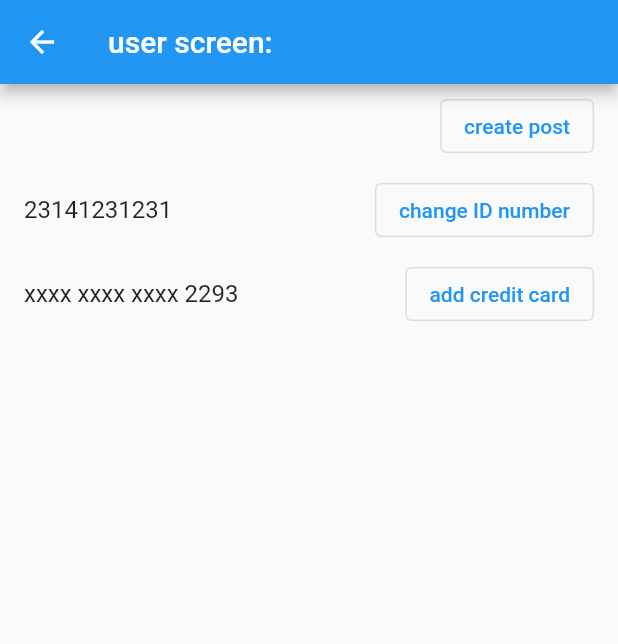
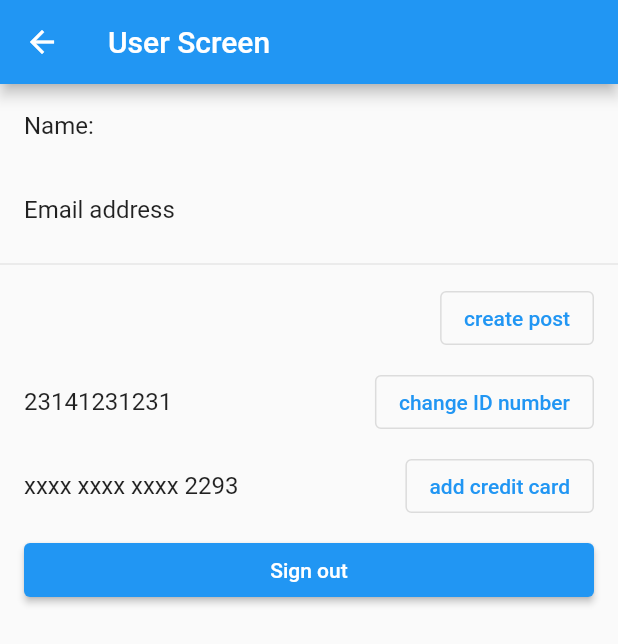
Before and after one commit to ElforL/rentool, a Flutter app: the UserScreen screen opened directly, on a phone screen of 412 x 824 dp. Shown: the top 644 px of the screen. Run offline on Flutter 3.47's test engine with Material 2 defaults, Android fonts, the phone set to English and light mode, and no system bars; our stand-ins replace cloud_firestore, firebase_auth, firebase_core, flutter_icons, google_sign_in; missing offline and left inert: flutter_facebook_auth; accounts and stored records are empty; generated files the repository leaves out were written again.

Commit message:
🔨 Switched to userscreen

```diff
--- a/lib/main.dart
+++ b/lib/main.dart
@@ -5,6 +5,7 @@ import 'package:flutter/material.dart';
 import 'package:rentool/screens/FirebaseInitErrorScreen.dart';
 import 'package:rentool/screens/HomePage.dart';
 import 'package:rentool/screens/LoginScreen.dart';
+import 'package:rentool/screens/userScreen.dart';
 import 'package:rentool/services/auth.dart';
 import 'package:rentool/services/firestore.dart';
 import 'package:flutter_gen/gen_l10n/app_localizations.dart';
@@ -70,7 +71,8 @@ class FirstScreen extends StatelessWidget {
             user.sendEmailVerification();
           }
           FirestoreServices.ensureUserExist(user);
-          return HomePage();
+          return UserScreen();
+          // return HomePage();
         }
       },
     );
--- a/lib/screens/userScreen.dart
+++ b/lib/screens/userScreen.dart
@@ -1,15 +1,25 @@
 import 'package:flutter/material.dart';
 import 'package:rentool/services/auth.dart';
+import 'package:flutter_gen/gen_l10n/app_localizations.dart';
 
 class UserScreen extends StatelessWidget {
   @override
   Widget build(BuildContext context) {
     return Scaffold(
       appBar: AppBar(
-        title: Text('user screen: ${AuthServices.auth.currentUser.displayName}'),
+        title: Text('User Screen'),
       ),
       body: ListView(
         children: [
+          ListTile(
+            title: Text('Name:'),
+            trailing: Text(AuthServices.auth.currentUser.displayName),
+          ),
+          ListTile(
+            title: Text(AppLocalizations.of(context).emailAddress),
+            trailing: Text(AuthServices.auth.currentUser.email),
+          ),
+          Divider(),
           ListTile(
             trailing: OutlinedButton(
               child: Text('create post'),
@@ -36,6 +46,14 @@ class UserScreen extends StatelessWidget {
               },
             ),
           ),
+          ListTile(
+            title: ElevatedButton(
+              child: Text('Sign out'),
+              onPressed: () {
+                AuthServices.signOut();
+              },
+            ),
+          ),
         ],
       ),
     );
```
